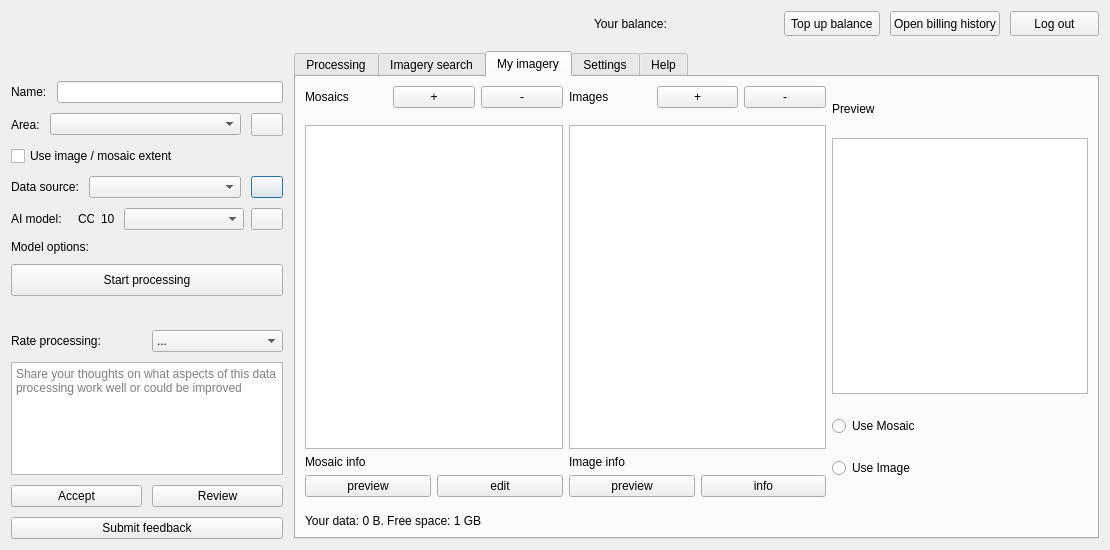
The window that mapflow/dialogs/static/ui/main_dialog.ui (Geoalert/mapflow-qgis) describes before a commit, drawn with Qt 5.
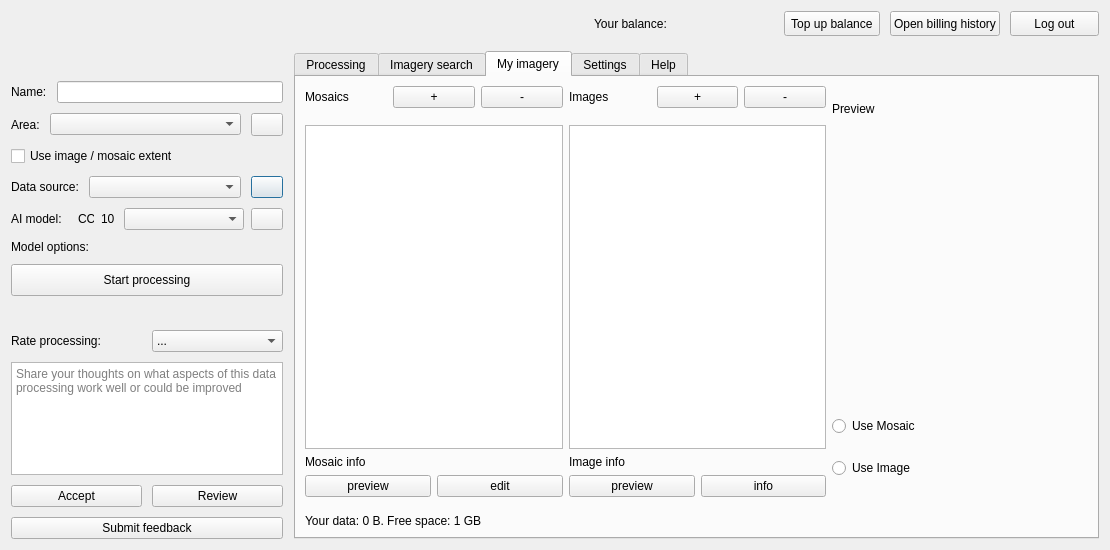
The same window after the commit. The open tabs and pages were chosen to show the change. Icons and pictures are not drawn. Custom widgets are drawn as their Qt base class.

Commit message: No conflicts duplicate of approved 'image_preview_s' branch

Patch:
```diff
--- a/mapflow/dialogs/static/ui/main_dialog.ui
+++ b/mapflow/dialogs/static/ui/main_dialog.ui
@@ -1531,9 +1531,9 @@
                 </widget>
                </item>
                <item>
-                <widget class="QGraphicsView" name="imagePreview">
+                <widget class="QLabel" name="imagePreview">
                  <property name="sizePolicy">
-                  <sizepolicy hsizetype="Fixed" vsizetype="Fixed">
+                  <sizepolicy hsizetype="Preferred" vsizetype="Preferred">
                    <horstretch>0</horstretch>
                    <verstretch>0</verstretch>
                   </sizepolicy>
@@ -1550,6 +1550,12 @@
                    <height>256</height>
                   </size>
                  </property>
+                 <property name="frameShape">
+                  <enum>QFrame::NoFrame</enum>
+                 </property>
+                 <property name="text">
+                  <string/>
+                 </property>
                 </widget>
                </item>
                <item>
```
The commit also changes 5 other files.
